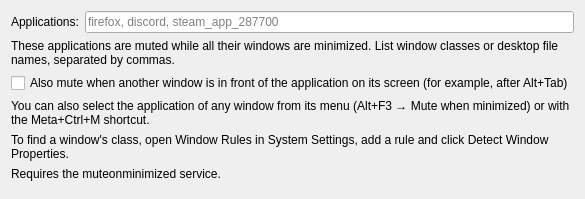
This is kwin-script/contents/ui/config.ui in BeleBob/MuteOnMinimize as Qt 5 draws it before an edit. The edited form follows.
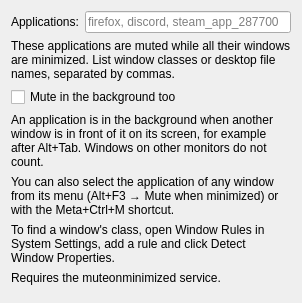
This is the edited form.

Patch:
```diff
--- a/kwin-script/contents/ui/config.ui
+++ b/kwin-script/contents/ui/config.ui
@@ -37,7 +37,17 @@
    <item>
     <widget class="QCheckBox" name="kcfg_MuteInBackground">
      <property name="text">
-      <string>Also mute when another window is in front of the application on its screen (for example, after Alt+Tab)</string>
+      <string>Mute in the background too</string>
+     </property>
+    </widget>
+   </item>
+   <item>
+    <widget class="QLabel" name="labelBackground">
+     <property name="text">
+      <string>An application is in the background when another window is in front of it on its screen, for example after Alt+Tab. Windows on other monitors do not count.</string>
+     </property>
+     <property name="wordWrap">
+      <bool>true</bool>
      </property>
     </widget>
    </item>
```
